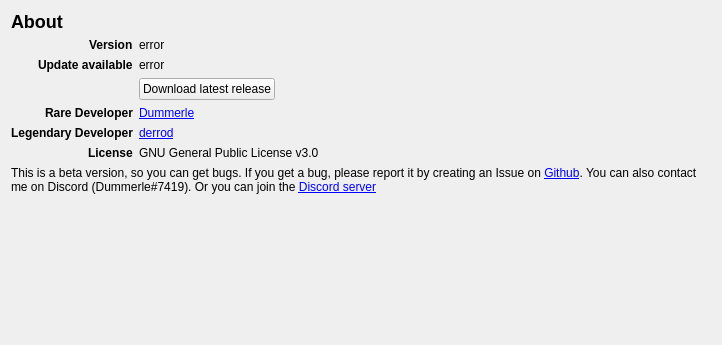
This is rare/ui/components/tabs/settings/about.ui in RareDevs/Rare as Qt 5 draws it before an edit. The edited form follows.
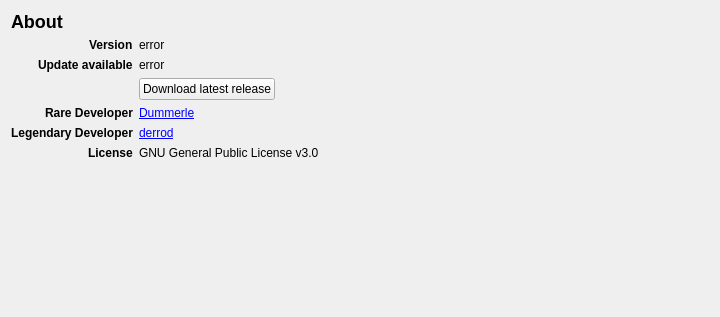
This is the edited form.

Diff of the .ui file:
```diff
--- a/rare/ui/components/tabs/settings/about.ui
+++ b/rare/ui/components/tabs/settings/about.ui
@@ -6,8 +6,8 @@
    <rect>
     <x>0</x>
     <y>0</y>
-    <width>722</width>
-    <height>345</height>
+       <width>720</width>
+       <height>317</height>
    </rect>
   </property>
   <property name="windowTitle">
@@ -149,20 +149,6 @@
      </property>
     </widget>
    </item>
-   <item row="7" column="0" colspan="2">
-    <widget class="QLabel" name="info_text">
-     <property name="text">
-      <string>This is a beta version, so you can get bugs. If you get a bug, please report it by creating an Issue on &lt;a href='https://github.com/Dummerle/Rare/issues'&gt;Github&lt;/a&gt;. You can also contact me on Discord (Dummerle#7419). Or you can join the &lt;a href='https://discord.gg/YvmABK9YSk'&gt;Discord server&lt;/a&gt;
-</string>
-     </property>
-     <property name="wordWrap">
-      <bool>true</bool>
-     </property>
-     <property name="openExternalLinks">
-      <bool>true</bool>
-     </property>
-    </widget>
-   </item>
   </layout>
  </widget>
  <resources/>
```
Lines whose indentation alone changed are shown as unchanged.
